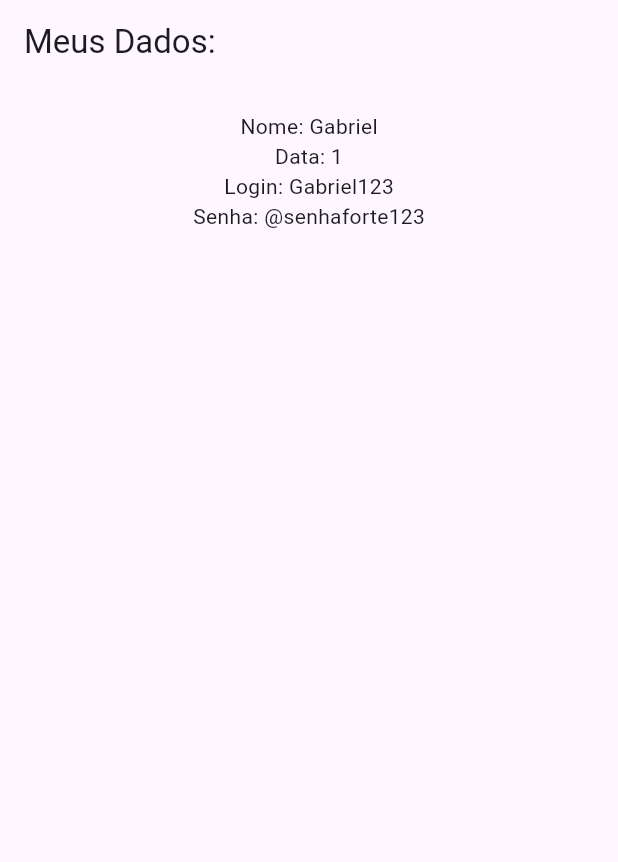
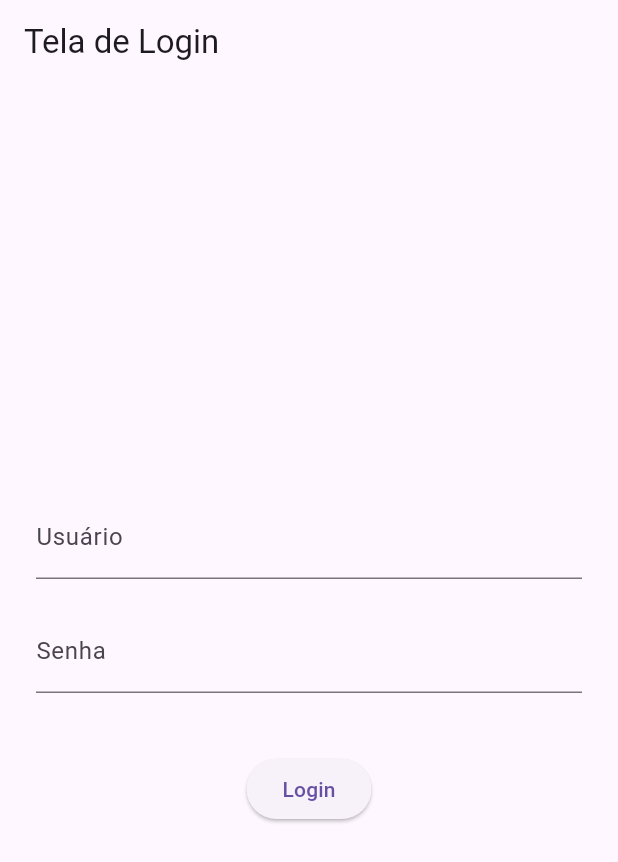
Before and after one commit to GabrielBrito770/mimpedir, a Flutter app: the screen it shows after launch, on a phone screen of 412 x 824 dp. Shown: the top 862 px of the screen. Run offline on Flutter 3.47's test engine with Material 3 defaults, Android fonts, the phone set to English and light mode, and no system bars.

Commit message:
Criando telas de home e login com funcionamento básico sem banco de dados

```diff
--- a/lib/main.dart
+++ b/lib/main.dart
@@ -1,5 +1,5 @@
 import 'package:flutter/material.dart';
-import 'usuario.dart';
+import 'tela_login.dart';
 
 void main() {
   runApp(const MyApp());
@@ -11,31 +11,11 @@ class MyApp extends StatelessWidget {
   @override
   Widget build(BuildContext context) {
 
-    Usuario u = Usuario(
-      codigo: 1,
-      login: "Gabriel123",
-      nome: "Gabriel",
-      senha: "@senhaforte123"
-    );
+
 
     return MaterialApp(
-        home: Scaffold(
-          appBar: AppBar(
-            title: const Text("Meus Dados: "),
-          ),
-          body: Center(
-            child: Padding(padding: const EdgeInsets.all(18.0),
-              child: Column(
-                children: [
-                  Text("Nome: ${u.nome}"),
-                  Text("Data: ${u.codigo}"),
-                  Text("Login: ${u.login}"),
-                  Text("Senha: ${u.senha}"),
-                ],
-              ),
-            ),
-          ),
-        ),
+      debugShowCheckedModeBanner: false,
+        home: TelaLogin(),
     );
   }
 }
--- /dev/null
+++ b/lib/tela_home.dart
@@ -0,0 +1,15 @@
+import 'package:flutter/material.dart';
+
+class TelaHome extends StatelessWidget{
+  TelaHome([super.key]);
+
+  @override
+  Widget build(BuildContext context) {
+    return Scaffold(
+      appBar: AppBar(title: const Text('Tela Home')),
+      body: Center(
+        child: Text('Seja bem-vindo ao Mim Pedir!!!'),
+      ),
+    );
+  }
+}
--- /dev/null
+++ b/lib/tela_login.dart
@@ -0,0 +1,53 @@
+import 'package:flutter/material.dart';
+import 'package:mimpedir/tela_home.dart';
+import 'usuario.dart';
+
+class TelaLogin extends StatelessWidget{
+  TelaLogin({super.key});
+
+  final TextEditingController usuarioController = TextEditingController();
+  final TextEditingController senhaController = TextEditingController();
+
+  Usuario u = Usuario(
+      codigo: 1,
+      senha: "@senhaforte123",
+      login: 'admin',
+      nome:'Administrador'
+  );
+
+  @override
+  Widget build(BuildContext context) {
+    return Scaffold(
+      appBar: AppBar(title: const Text("Tela de Login")),
+      body: Padding(padding: const EdgeInsets.all(24.0),
+        child: Column(
+          mainAxisAlignment: MainAxisAlignment.center,
+          children: [
+            TextField(
+              decoration: const InputDecoration(labelText: 'Usuário'),
+              controller: usuarioController
+            ),
+            const SizedBox(height: 20),
+            TextField(
+              decoration: const InputDecoration(labelText: 'Senha'),
+              obscureText: true,
+              controller: senhaController,
+            ),
+            const SizedBox(height: 40),
+            ElevatedButton(onPressed: () {
+
+              if (u.login == usuarioController.text && u.senha == senhaController) {
+                  Navigator.push(context, MaterialPageRoute(builder: (context) => TelaHome())
+                  );
+              }else{
+                ScaffoldMessenger.of(context).showSnackBar(
+                    SnackBar(content: Text("Login ou senha inválidos!!!"))
+                );
+              }
+            }, child: Text("Login"))
+          ],
+      ),
+      )
+    );
+  }
+}
```
